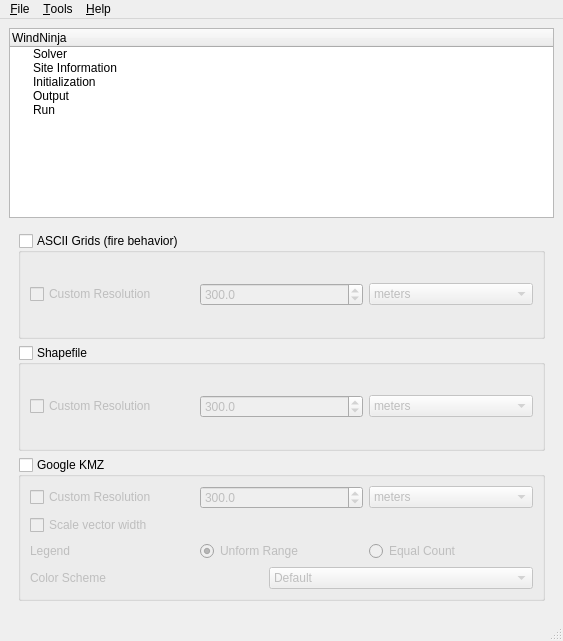
First picture: the form in src/gui/ui/mainwindow.ui, repository firelab/windninja, before the edit.
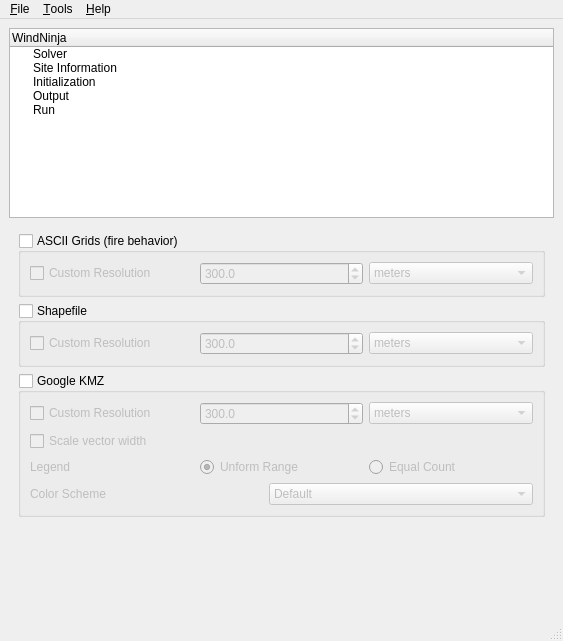
Second picture: the form after the edit. The open tabs and pages were chosen to show the change.

Commit message: ui: add stability funcs

Patch:
```diff
--- a/src/gui/ui/mainwindow.ui
+++ b/src/gui/ui/mainwindow.ui
@@ -847,6 +847,19 @@
           </layout>
          </widget>
         </item>
+        <item>
+         <spacer name="verticalSpacer">
+          <property name="orientation">
+           <enum>Qt::Vertical</enum>
+          </property>
+          <property name="sizeHint" stdset="0">
+           <size>
+            <width>20</width>
+            <height>40</height>
+           </size>
+          </property>
+         </spacer>
+        </item>
        </layout>
       </widget>
       <widget class="QWidget" name="runPage">
```
Left out of the diff: 2 changed lines with no effect on the pictures. The commit also changes 1 other file.
